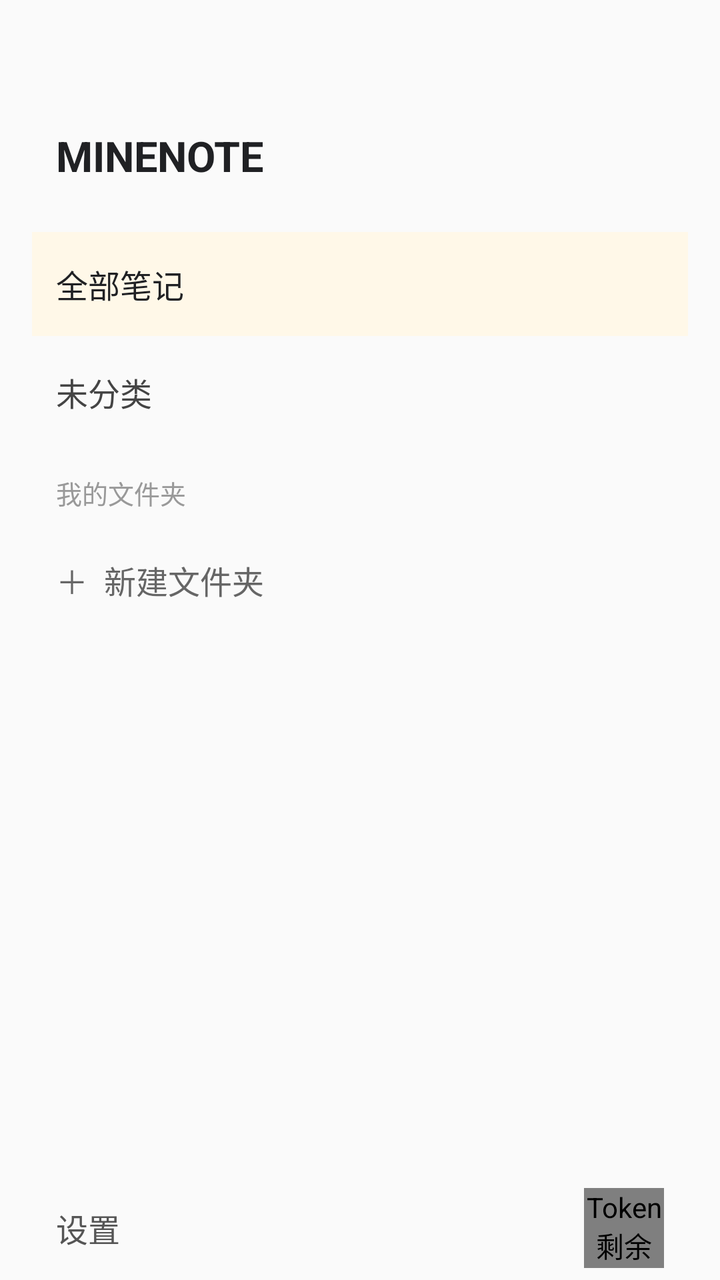
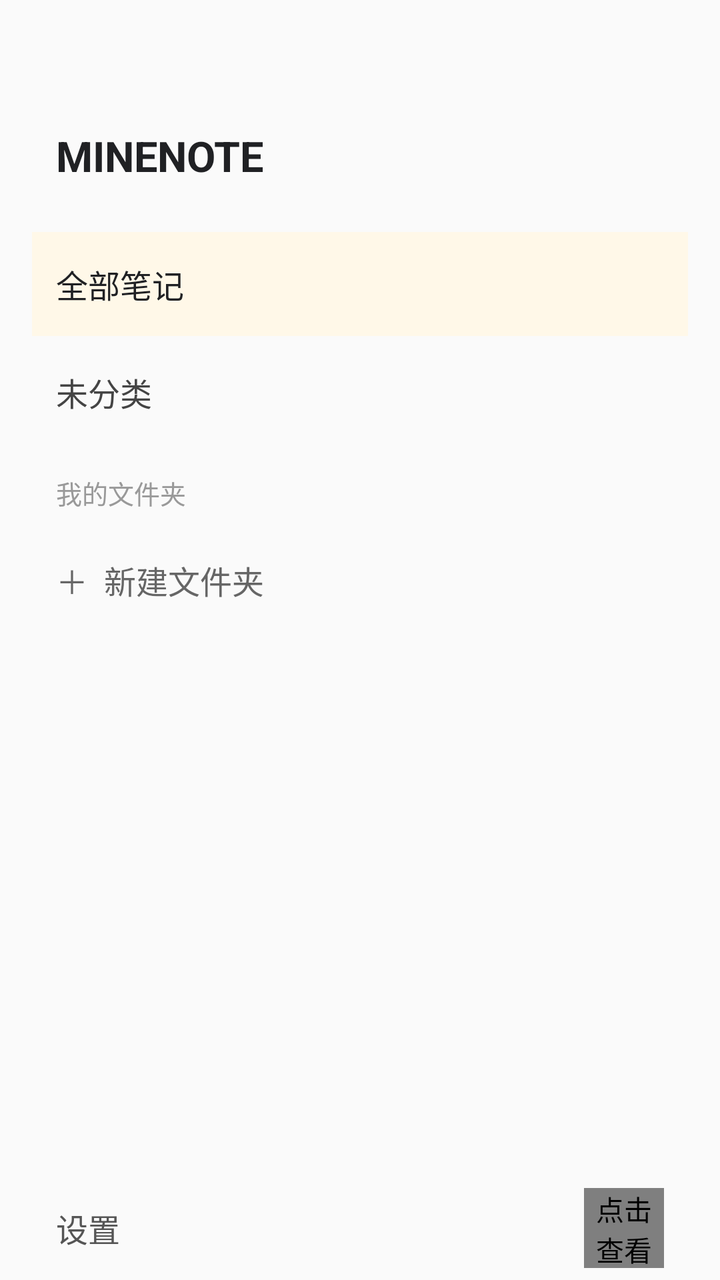

An Android layout rendered at two revisions. The XML below is the earlier revision; the diff shows what the commit changed to produce the second picture.
<!-- AndroidManifest.xml: application theme Theme.MINENOTE -->
<!-- res/layout/drawer_menu.xml -->
<?xml version="1.0" encoding="utf-8"?>
<LinearLayout
    xmlns:android="http://schemas.android.com/apk/res/android"
    android:layout_width="match_parent"
    android:layout_height="match_parent"
    android:orientation="vertical"
    android:background="#FAFAFA"
    android:paddingTop="52dp"
    android:paddingStart="16dp"
    android:paddingEnd="16dp">

    <TextView
        android:layout_width="match_parent"
        android:layout_height="52dp"
        android:gravity="center_vertical"
        android:paddingStart="12dp"
        android:text="MINENOTE"
        android:textColor="#202124"
        android:textSize="21sp"
        android:textStyle="bold" />

    <LinearLayout
        android:id="@+id/menuAllNotes"
        android:layout_width="match_parent"
        android:layout_height="52dp"
        android:layout_marginTop="12dp"
        android:gravity="center_vertical"
        android:orientation="horizontal"
        android:paddingStart="12dp"
        android:paddingEnd="12dp"
        android:background="#FFF8E8"
        android:clickable="true"
        android:focusable="true">

        <TextView
            android:layout_width="match_parent"
            android:layout_height="wrap_content"
            android:text="全部笔记"
            android:textColor="#202124"
            android:textSize="16sp" />
    </LinearLayout>

    <LinearLayout
        android:id="@+id/menuUncategorized"
        android:layout_width="match_parent"
        android:layout_height="52dp"
        android:layout_marginTop="2dp"
        android:gravity="center_vertical"
        android:orientation="horizontal"
        android:paddingStart="12dp"
        android:paddingEnd="12dp"
        android:background="@android:color/transparent"
        android:clickable="true"
        android:focusable="true">

        <TextView
            android:layout_width="match_parent"
            android:layout_height="wrap_content"
            android:text="未分类"
            android:textColor="#444444"
            android:textSize="16sp" />
    </LinearLayout>

    <TextView
        android:layout_width="match_parent"
        android:layout_height="42dp"
        android:gravity="bottom"
        android:paddingStart="12dp"
        android:paddingBottom="8dp"
        android:text="我的文件夹"
        android:textColor="#999999"
        android:textSize="13sp" />

    <androidx.recyclerview.widget.RecyclerView
        android:id="@+id/folderRecyclerView"
        android:layout_width="match_parent"
        android:layout_height="wrap_content"
        android:overScrollMode="never"
        android:clipToPadding="false" />

    <TextView
        android:id="@+id/btnNewFolder"
        android:layout_width="match_parent"
        android:layout_height="52dp"
        android:gravity="center_vertical"
        android:paddingStart="12dp"
        android:text="＋  新建文件夹"
        android:textColor="#666666"
        android:textSize="16sp"
        android:clickable="true"
        android:focusable="true" />

    <View
        android:layout_width="match_parent"
        android:layout_height="0dp"
        android:layout_weight="1" />

    <LinearLayout
        android:id="@+id/menuSettings"
        android:layout_width="match_parent"
        android:layout_height="52dp"
        android:gravity="center_vertical"
        android:orientation="horizontal"
        android:paddingStart="12dp"
        android:paddingEnd="12dp"
        android:background="@android:color/transparent"
        android:clickable="true"
        android:focusable="true">

        <TextView
            android:layout_width="0dp"
            android:layout_height="wrap_content"
            android:layout_weight="1"
            android:text="设置"
            android:textColor="#555555"
            android:textSize="16sp" />

        <com.example.minenote.TokenRingView
            android:id="@+id/tokenRingView"
            android:layout_width="40dp"
            android:layout_height="40dp"
            android:contentDescription="Token 剩余量" />
    </LinearLayout>

</LinearLayout>
<!-- resources referenced by this layout -->
<resources>
  <style name="Theme.MINENOTE" parent="Base.Theme.MINENOTE" />
  <style name="Base.Theme.MINENOTE" parent="Theme.Material3.DayNight.NoActionBar">
  
          
          <item name="android:textColorHighlight">#FFF8E1</item>
  
      </style>
</resources>

<!-- the commit's change to res/layout/drawer_menu.xml (unified diff, before → after) -->
@@ -119,7 +119,9 @@
             android:id="@+id/tokenRingView"
             android:layout_width="40dp"
             android:layout_height="40dp"
-            android:contentDescription="Token 剩余量" />
+            android:clickable="true"
+            android:focusable="true"
+            android:contentDescription="点击查看 AI 余额与 Token 消耗" />
     </LinearLayout>
 
 </LinearLayout>
